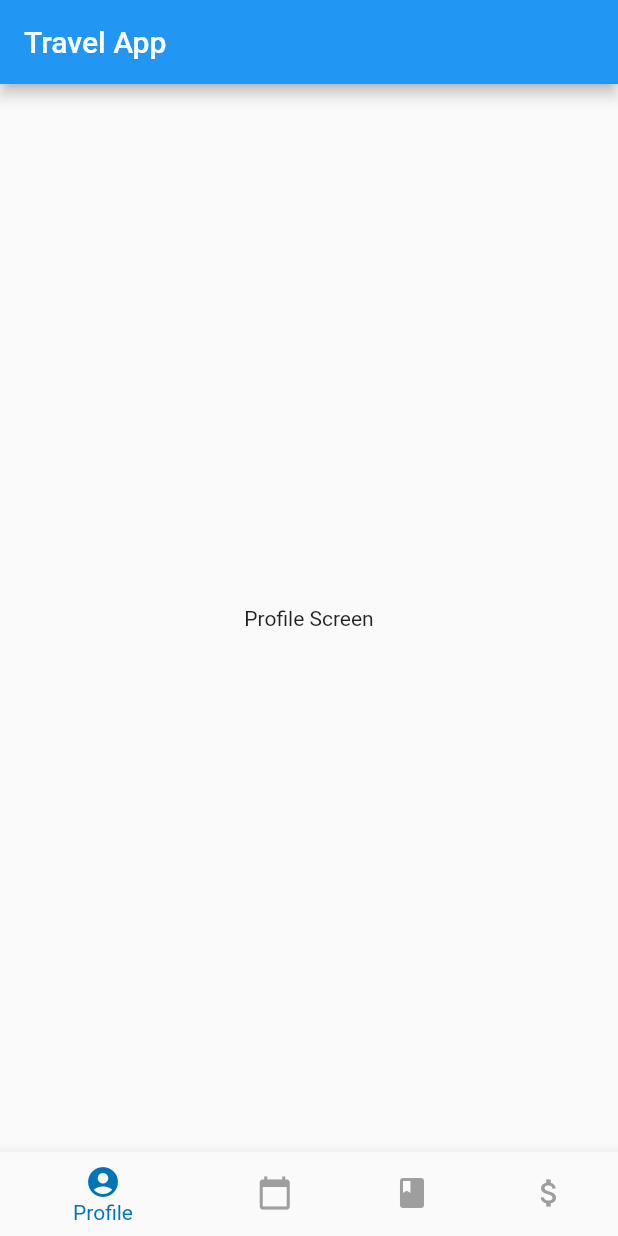
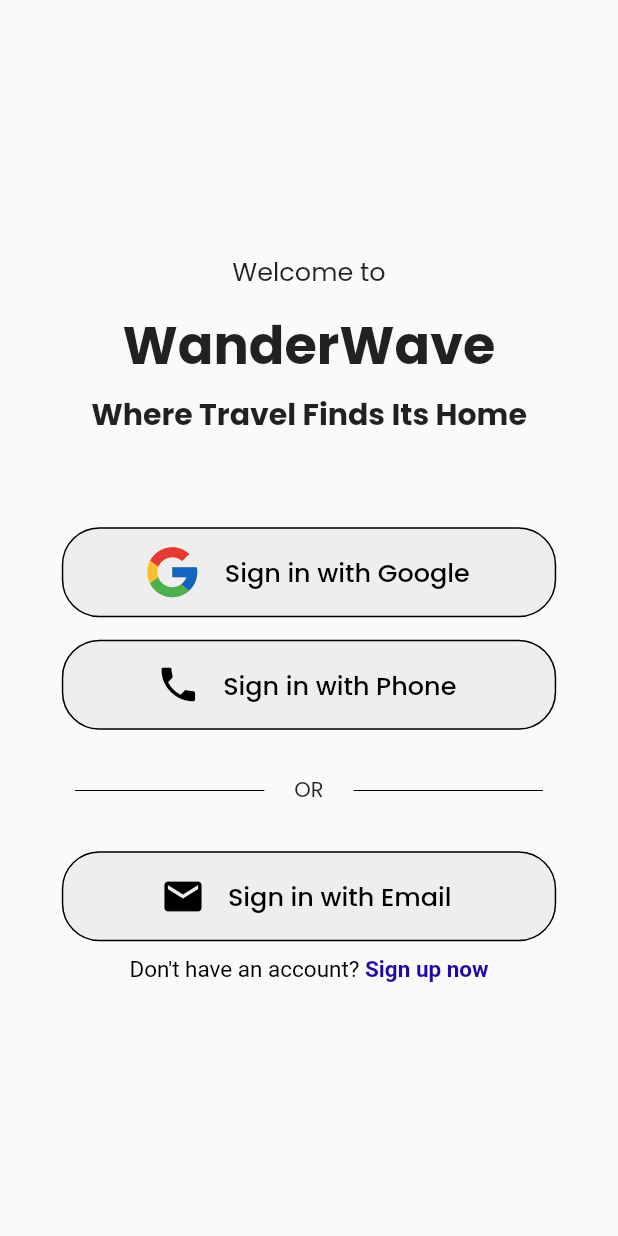
Before and after one commit to Akatsuki49/WanderWave, a Flutter app: the screen it shows after launch, on a phone screen of 412 x 824 dp. Run offline on Flutter 3.47's test engine with Material 2 defaults, Android fonts, the phone set to English and light mode, and no system bars; our stand-ins replace firebase_auth, firebase_core, flutter_svg, google_fonts, google_sign_in; accounts and stored records are empty.

Commit message:
Added login/authentication using email and google

```diff
--- a/lib/main.dart
+++ b/lib/main.dart
@@ -1,56 +1,56 @@
-// lib/main.dart
+import 'package:firebase_auth/firebase_auth.dart';
+import 'package:firebase_core/firebase_core.dart';
+import 'package:flutter/material.dart';
+import 'package:google_fonts/google_fonts.dart';
+import 'package:provider/provider.dart';
+import 'package:wanderwave/firebase_options.dart';
+import 'package:wanderwave/screens/auth/login_screen.dart';
+import 'package:wanderwave/screens/home_screen.dart';
+import 'package:wanderwave/services/firebase_auth_methods.dart';
 
-import 'package:flutter/material.dart';
-import 'screens/profile_screen.dart';
-import 'screens/itinerary_screen.dart';
-import 'screens/diary_screen.dart';
-import 'screens/expenses_screen.dart';
-import './widgets/bottom_bar.dart';
-
-void main() {
+void main() async {
+  WidgetsFlutterBinding.ensureInitialized();
+  await Firebase.initializeApp(
+    options: DefaultFirebaseOptions.currentPlatform,
+  );
   runApp(MyApp());
 }
 
 class MyApp extends StatelessWidget {
   @override
   Widget build(BuildContext context) {
-    return MaterialApp(
-      debugShowCheckedModeBanner: false,
-      home: HomeScreen(),
+    return MultiProvider(
+      providers: [
+        Provider<FirebaseAuthMethods>(
+          create: (_) => FirebaseAuthMethods(FirebaseAuth.instance),
+        ),
+        StreamProvider(
+          create: (context) => context.read<FirebaseAuthMethods>().authState,
+          initialData: null,
+        ),
+      ],
+      child: MaterialApp(
+        debugShowCheckedModeBanner: false,
+        home: const AuthWrapper(),
+        theme: ThemeData(
+          textTheme: GoogleFonts.poppinsTextTheme(),
+        ),
+      ),
     );
   }
 }
 
-class HomeScreen extends StatefulWidget {
-  @override
-  _HomeScreenState createState() => _HomeScreenState();
-}
-
-class _HomeScreenState extends State<HomeScreen> {
-  int _selectedIndex = 0;
-
-  final List<Widget> _screens = [
-    ProfileScreen(),
-    ItineraryScreen(),
-    DiaryScreen(),
-    ExpensesScreen(),
-  ];
-
-  void _onItemTapped(int index) {
-    setState(() {
-      _selectedIndex = index;
-    });
-  }
+class AuthWrapper extends StatelessWidget {
+  const AuthWrapper({super.key});
 
   @override
   Widget build(BuildContext context) {
-    return Scaffold(
-      appBar: AppBar(
-        title: Text('Travel App'),
-      ),
-      body: _screens[_selectedIndex],
-      bottomNavigationBar:
-          BottomNavigationBarWidget(_selectedIndex, _onItemTapped),
-    );
+    final firebaseUser = context.watch<User?>();
+
+    if (firebaseUser != null) {
+      return HomeScreen();
+    } else {
+      return const LoginScreen();
+    }
   }
 }
--- /dev/null
+++ b/lib/screens/auth/login_screen.dart
@@ -0,0 +1,114 @@
+import 'package:flutter/material.dart';
+import 'package:flutter_svg/flutter_svg.dart';
+import 'package:provider/provider.dart';
+import 'package:wanderwave/screens/auth/login_email_screen.dart';
+import 'package:wanderwave/screens/auth/signup_email_screen.dart';
+import 'package:wanderwave/services/firebase_auth_methods.dart';
+import 'package:wanderwave/widgets/auth_icon_button.dart';
+import 'package:wanderwave/widgets/or_divider_widget.dart';
+import 'package:flutter/gestures.dart';
+
+class LoginScreen extends StatefulWidget {
+  const LoginScreen({super.key});
+
+  @override
+  State<LoginScreen> createState() => _LoginScreenState();
+}
+
+class _LoginScreenState extends State<LoginScreen> {
+  void onGoogleSignIn() async {
+    context.read<FirebaseAuthMethods>().signInWithGoogle(context);
+  }
+
+  @override
+  Widget build(BuildContext context) {
+    return Scaffold(
+      body: Center(
+        child: Column(
+          mainAxisAlignment: MainAxisAlignment.center,
+          crossAxisAlignment: CrossAxisAlignment.center,
+          children: [
+            const Text(
+              "Welcome to",
+              style: TextStyle(fontSize: 17),
+            ),
+            const SizedBox(height: 10),
+            const Text(
+              "WanderWave",
+              style: TextStyle(
+                fontSize: 35,
+                fontWeight: FontWeight.bold,
+              ),
+            ),
+            const SizedBox(height: 5),
+            const Text(
+              "Where Travel Finds Its Home",
+              style: TextStyle(
+                fontSize: 20,
+                fontWeight: FontWeight.w700,
+              ),
+            ),
+            const SizedBox(height: 60),
+            AuthIconButton(
+              labelText: 'Sign in with Google',
+              isSvg: true,
+              icon: SvgPicture.asset(
+                'assets/svgs/google_svg.svg',
+                height: 40,
+              ),
+              onPress: onGoogleSignIn,
+            ),
+            const SizedBox(height: 15),
+            AuthIconButton(
+              labelText: 'Sign in with Phone',
+              isSvg: false,
+              icon: Icons.phone,
+              onPress: () {},
+            ),
+            const OrDivider(),
+            AuthIconButton(
+              labelText: 'Sign in with Email',
+              isSvg: false,
+              icon: Icons.email,
+              onPress: () {
+                Navigator.of(context).push(MaterialPageRoute(
+                  builder: (context) {
+                    return const EmailPasswordLogin();
+                  },
+                ));
+              },
+            ),
+            const SizedBox(height: 10),
+            RichText(
+              text: TextSpan(
+                text: "Don't have an account? ",
+                style: const TextStyle(
+                  fontSize: 15,
+                  fontWeight: FontWeight.normal,
+                  color: Colors.black,
+                ),
+                children: [
+                  TextSpan(
+                    text: "Sign up now",
+                    style: const TextStyle(
+                      color: Color.fromARGB(255, 33, 10, 164),
+                      fontWeight: FontWeight.bold,
+                    ),
+                    recognizer: TapGestureRecognizer()
+                      ..onTap = () {
+                        Navigator.of(context).push(MaterialPageRoute(
+                          builder: (context) {
+                            return const EmailPasswordSignup();
+                          },
+                        ));
+                      },
+                  ),
+                ],
+              ),
+            ),
+          ],
+        ),
+      ),
+    );
+  }
+}
--- a/lib/screens/itinerary_screen.dart
+++ b/lib/screens/itinerary_screen.dart
@@ -3,7 +3,7 @@ import 'package:flutter/material.dart';
 class ItineraryScreen extends StatelessWidget {
   @override
   Widget build(BuildContext context) {
-    return Center(
+    return const Center(
       child: Text('Itinerary Screen'),
     );
   }
--- /dev/null
+++ b/lib/widgets/auth_icon_button.dart
@@ -0,0 +1,64 @@
+import 'package:flutter/material.dart';
+
+class AuthIconButton extends StatefulWidget {
+  final String labelText;
+  final dynamic icon;
+  final bool isSvg;
+  final VoidCallback onPress;
+
+  const AuthIconButton({
+    super.key,
+    required this.labelText,
+    required this.isSvg,
+    required this.icon,
+    required this.onPress,
+  });
+
+  @override
+  State<AuthIconButton> createState() => _AuthIconButtonState();
+}
+
+class _AuthIconButtonState extends State<AuthIconButton> {
+  @override
+  Widget build(BuildContext context) {
+    final size = MediaQuery.of(context).size;
+
+    return SizedBox(
+      width: size.width * 0.8,
+      height: 60,
+      child: ElevatedButton.icon(
+        style: ButtonStyle(
+          shape: MaterialStatePropertyAll<RoundedRectangleBorder>(
+            RoundedRectangleBorder(
+              borderRadius: BorderRadius.circular(25.0),
+              side: const BorderSide(color: Colors.black, width: 2),
+            ),
+          ),
+          backgroundColor: MaterialStatePropertyAll(Colors.grey.shade200),
+          shadowColor: const MaterialStatePropertyAll(Colors.transparent),
+          side: const MaterialStatePropertyAll(
+            BorderSide(color: Colors.black),
+          ),
+        ),
+        onPressed: widget.onPress,
+        icon: widget.isSvg
+            ? widget.icon
+            : Icon(
+                widget.icon,
+                color: Colors.black,
+                size: 30,
+              ),
+        label: Padding(
+          padding: const EdgeInsets.only(left: 7.0),
+          child: Text(
+            widget.labelText,
+            style: const TextStyle(
+              color: Colors.black,
+              fontSize: 17,
+            ),
+          ),
+        ),
+      ),
+    );
+  }
+}
--- a/lib/widgets/bottom_bar.dart
+++ b/lib/widgets/bottom_bar.dart
@@ -11,7 +11,7 @@ class BottomNavigationBarWidget extends StatelessWidget {
   @override
   Widget build(BuildContext context) {
     return BottomNavigationBar(
-      selectedItemColor: Color(0xFF0074B7), // Blue color
+      selectedItemColor: const Color(0xFF0074B7), // Blue color
       unselectedItemColor: Colors.grey,
       items: const <BottomNavigationBarItem>[
         BottomNavigationBarItem(
--- /dev/null
+++ b/lib/widgets/or_divider_widget.dart
@@ -0,0 +1,30 @@
+import 'package:flutter/material.dart';
+
+class OrDivider extends StatelessWidget {
+  const OrDivider({super.key});
+
+  @override
+  Widget build(BuildContext context) {
+    return const Padding(
+      padding: EdgeInsets.symmetric(horizontal: 50, vertical: 30),
+      child: Row(
+        children: [
+          Expanded(
+            child: Divider(
+              color: Colors.black,
+            ),
+          ),
+          Padding(
+            padding: EdgeInsets.symmetric(horizontal: 20.0),
+            child: Text('OR'),
+          ),
+          Expanded(
+            child: Divider(
+              color: Colors.black,
+            ),
+          ),
+        ],
+      ),
+    );
+  }
+}
```
Also changed, not shown: lib/screens/auth/login_email_screen.dart (added, +81 -0 lines), lib/screens/auth/signup_email_screen.dart (added, +81 -0 lines), lib/screens/home_screen.dart (added, +42 -0 lines), lib/screens/profile_screen.dart (+30 -1 lines), lib/services/firebase_auth_methods.dart (added, +79 -0 lines), lib/utils/snack_bar.dart (added, +9 -0 lines), lib/widgets/auth_textfield.dart (added, +37 -0 lines), pubspec.yaml (+11 -7 lines), assets/svgs/google_svg.svg (added), lib/firebase_options.dart (added), pubspec.lock, 10 other files.
